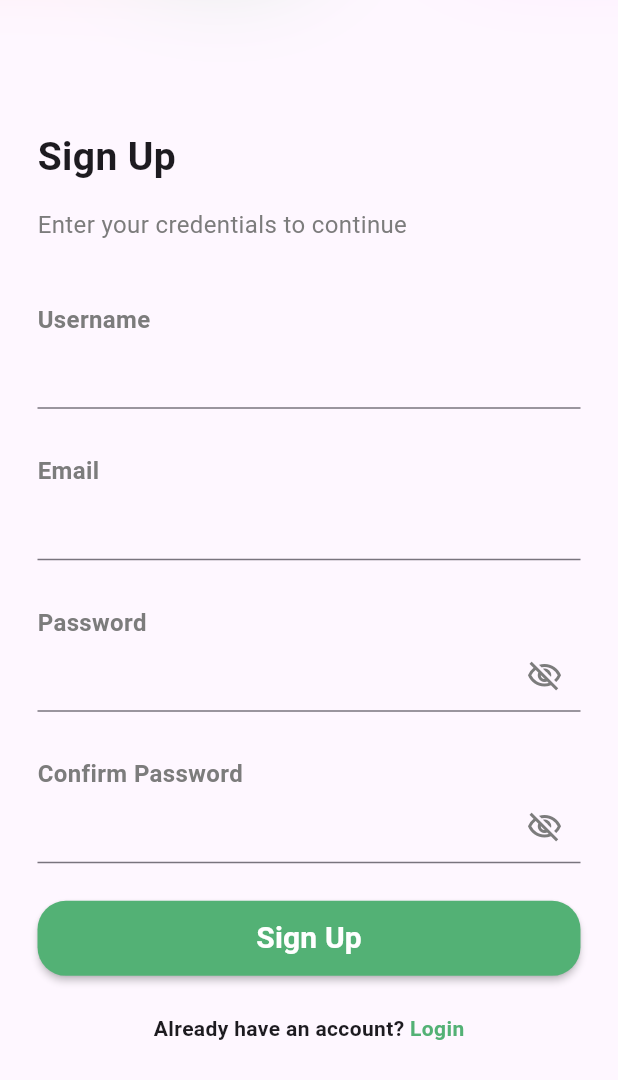
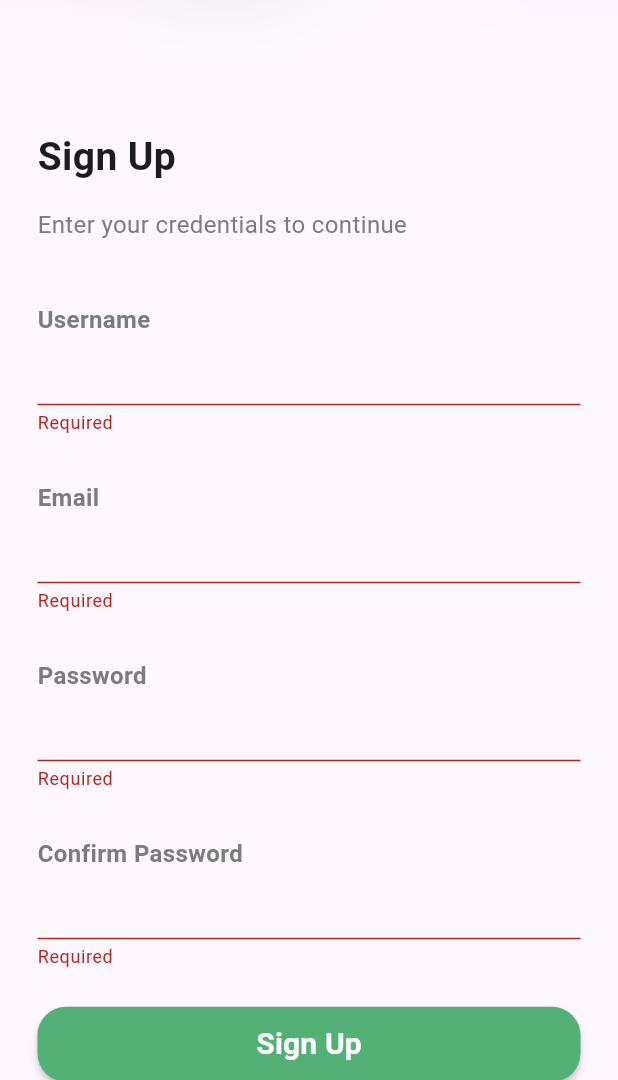
Before and after one commit to George-Abdelmessh/Nectar-App, a Flutter app: the SignUpScreen screen opened directly, scrolled down 55 dp, after a tap on "Sign Up", on a phone screen of 412 x 824 dp, the part 156-1236 px from its top. Run offline on Flutter 3.47's test engine with Material 3 defaults, Android fonts, the phone set to English and light mode, and no system bars; our stand-ins replace dio, flutter_bloc, flutter_svg, fluttertoast, shared_preferences; accounts and stored records are empty.

Commit message:
done auth system

```diff
--- a/lib/core/app_helper/app_validators.dart
+++ b/lib/core/app_helper/app_validators.dart
@@ -32,4 +32,15 @@ class AppValidators {
     }
     return null;
   }
+
+
+  static String? identical(String? value, String? other, String error) {
+    if (value == null || value.isEmpty) {
+      return  'Required';
+    }
+    if (value != other) {
+      return error;
+    }
+    return null;
+  }
 }
--- a/lib/core/data_source/end_points.dart
+++ b/lib/core/data_source/end_points.dart
@@ -1,6 +1,9 @@
 // ignore_for_file: non_constant_identifier_names
 
 const String TOKEN = 'token';
+const String EMAIL = 'email';
+const String PASSWORD = 'password';
 const String BASE_URL = 'https://peacode.tech/ecommerce/public/api';
 
 const String LOGIN = '/login';
+const String REGISTER = '/register';
--- /dev/null
+++ b/lib/params/auth_params.dart
@@ -0,0 +1,20 @@
+class AuthParams {
+  final String email;
+  final String password;
+  final String? name;
+  final String? passwordConfirmation;
+
+  const AuthParams({
+    required this.email,
+    required this.password,
+    this.name,
+    this.passwordConfirmation,
+  });
+
+  Map<String, dynamic> toJson() => {
+        "email": email,
+        "password": password,
+        "name": name,
+        "password_confirmation": passwordConfirmation,
+      };
+}
--- a/lib/params/login_params.dart
+++ /dev/null
@@ -1,12 +0,0 @@
-class LoginParams {
-  final String email;
-  final String password;
-
-  const LoginParams({required this.email, required this.password});
-
-  Map<String, dynamic> toJson() => {
-    "email": email,
-    "password": password,
-  };
-
-}
--- a/lib/view/screens/home_screen.dart
+++ b/lib/view/screens/home_screen.dart
@@ -6,6 +6,7 @@ import 'package:nectar/core/constants/app_images.dart';
 import 'package:nectar/core/style/app_colors.dart';
 
 import '../../controller/nav_bar/nav_bar_cubit.dart';
+
 
 class HomeScreen extends StatelessWidget {
   const HomeScreen({super.key});
--- a/lib/view/screens/sign_up_screen.dart
+++ b/lib/view/screens/sign_up_screen.dart
@@ -1,18 +1,73 @@
 import 'package:flutter/material.dart';
+import 'package:flutter_bloc/flutter_bloc.dart';
+import 'package:nectar/controller/auth/auth_cubit.dart';
+import 'package:nectar/controller/auth/auth_states.dart';
+import 'package:nectar/core/app_helper/app_validators.dart';
+import 'package:nectar/params/auth_params.dart';
+import 'package:nectar/view/screens/login_screen.dart';
 import '../../core/app_helper/app_navigator.dart';
 import '../../core/custom_widgets/custom_text_button.dart';
 import '../../core/custom_widgets/custom_text_form_field.dart';
 import '../../core/style/app_colors.dart';
 import '../widgets/blurred_colred_widget.dart';
 
-class SignUpScreen extends StatelessWidget {
+class SignUpScreen extends StatefulWidget {
   const SignUpScreen({super.key});
+
+  @override
+  State<SignUpScreen> createState() => _SignUpScreenState();
+}
+
+class _SignUpScreenState extends State<SignUpScreen> {
+  final TextEditingController _name = TextEditingController();
+  final TextEditingController _email = TextEditingController();
+  final TextEditingController _password = TextEditingController();
+  final TextEditingController _passwordConfirm = TextEditingController();
+  final GlobalKey<FormState> _key = GlobalKey<FormState>();
+
+  @override
+  void dispose() {
+    super.dispose();
+    _name.dispose();
+    _email.dispose();
+    _email.dispose();
+    _password.dispose();
+    _passwordConfirm.dispose();
+  }
+
+  void onSignupTap() {
+    if (_key.currentState!.validate()) {
+      AuthCubit.get(context).signup(
+        params: AuthParams(
+          name: _name.text,
+          email: _email.text,
+          password: _password.text,
+          passwordConfirmation: _passwordConfirm.text,
+        ),
+      );
+    }
+  }
 
   @override
   Widget build(BuildContext context) {
     return Scaffold(
       body: SafeArea(
-        child: SingleChildScrollView(
+        child: BlocConsumer<AuthCubit, AuthStates>(
+          listener: (context, state) {
+            if(state is AuthSuccessState) {
+              AppNavigator.pushRemove(context, const LoginScreen());
+            }
+          },
+          builder: (context, state) {
+            if(state is AuthLoadingState) {
+              return const Center(
+                child: CircularProgressIndicator(
+                  color: AppColors.primaryColor,
+                ),
+              );
+            }
+            return SingleChildScrollView(
+              physics: const BouncingScrollPhysics(),
               child: Column(
                 children: [
                   const BlurredColoredWidget(),
@@ -22,13 +77,15 @@ class SignUpScreen extends StatelessWidget {
                       horizontal: 25,
                       vertical: 25,
                     ),
+                    child: Form(
+                      key: _key,
                       child: Column(
                         crossAxisAlignment: CrossAxisAlignment.start,
                         children: [
                           const Text(
                             'Sign Up',
-                      style:
-                          TextStyle(fontSize: 26, fontWeight: FontWeight.w600),
+                            style: TextStyle(
+                                fontSize: 26, fontWeight: FontWeight.w600),
                           ),
                           const SizedBox(height: 15),
                           const Text(
@@ -40,36 +97,49 @@ class SignUpScreen extends StatelessWidget {
                             ),
                           ),
                           const SizedBox(height: 40),
-                    const CustomTextFormField(
+                          CustomTextFormField(
                             hint: '',
+                            controller: _name,
+                            validator: (val) => AppValidators.required(value: val),
                             label: 'Username',
                           ),
                           const SizedBox(height: 30),
-                    const CustomTextFormField(
+                          CustomTextFormField(
                             hint: '',
-                        label:  'Email',
+                            label: 'Email',
+                            textInputType: TextInputType.emailAddress,
+                            controller: _email,
+                            validator: (val) => AppValidators.email(value: val),
                           ),
                           const SizedBox(height: 30),
-                    const CustomTextFormField(
+                          CustomTextFormField(
                             hint: '',
                             label: 'Password',
-                        suffix: Icon(
-                          Icons.visibility_off_outlined,
-                          color: AppColors.mediumGrey,
-                        )),
+                            controller: _password,
+                            validator: (val) => AppValidators.minLength(val, 8),
+                          ),
                           const SizedBox(height: 30),
-                    const CustomTextFormField(
+                          CustomTextFormField(
                             hint: '',
                             label: 'Confirm Password',
-                        suffix: Icon(
-                          Icons.visibility_off_outlined,
-                          color: AppColors.mediumGrey,
-                        )),
+                            controller: _passwordConfirm,
+                            validator: (val) => AppValidators.identical(
+                              val,
+                              _password.text,
+                              'Confirm Password not equal the original password',
+                            ),
+                          ),
                           const SizedBox(height: 25),
-                    CustomTextButton(text: 'Sign Up', onTap: () {}),
+                          CustomTextButton(
+                            text: 'Sign Up',
+                            onTap: () => onSignupTap(),
+                          ),
                           const SizedBox(height: 25),
                           GestureDetector(
-                      onTap: () => AppNavigator.pop(context),
+                            onTap: () => AppNavigator.pushRemove(
+                              context,
+                              const LoginScreen(),
+                            ),
                             child: const Row(
                               mainAxisAlignment: MainAxisAlignment.center,
                               children: [
@@ -93,8 +163,11 @@ class SignUpScreen extends StatelessWidget {
                         ],
                       ),
                     ),
+                  ),
                 ],
               ),
+            );
+          },
         ),
       ),
     );
```
Also changed, not shown: lib/controller/auth/auth_cubit.dart (+45 -3 lines), lib/view/screens/login_screen.dart (+12 -3 lines), lib/view/screens/splash_screen.dart (+21 -5 lines). Lines whose indentation alone changed are shown as unchanged.
